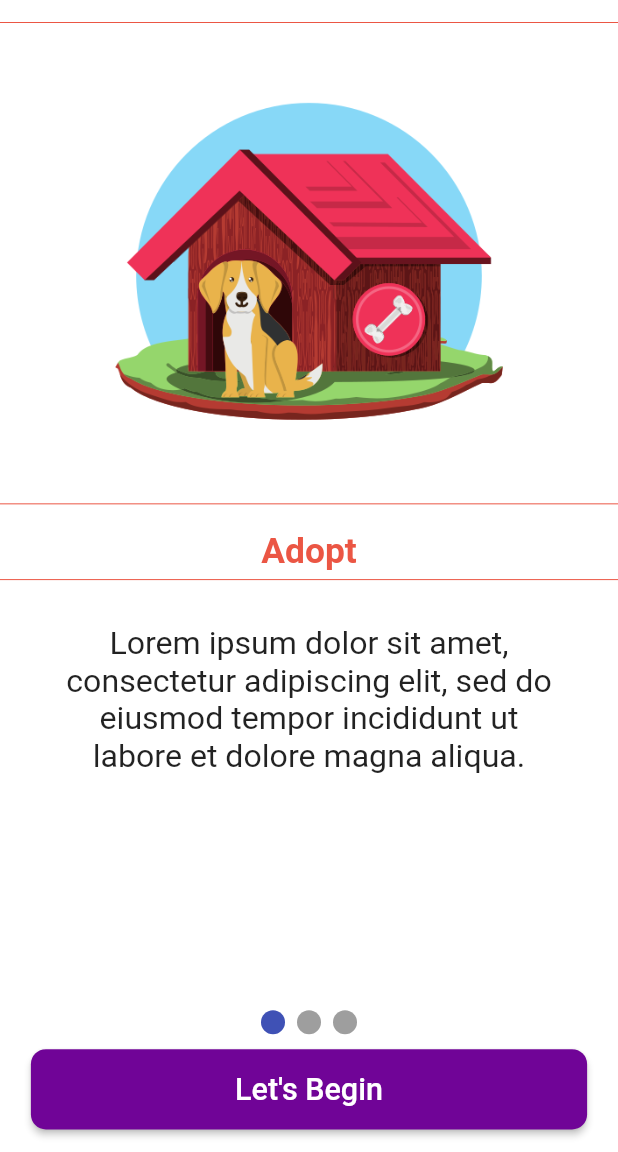
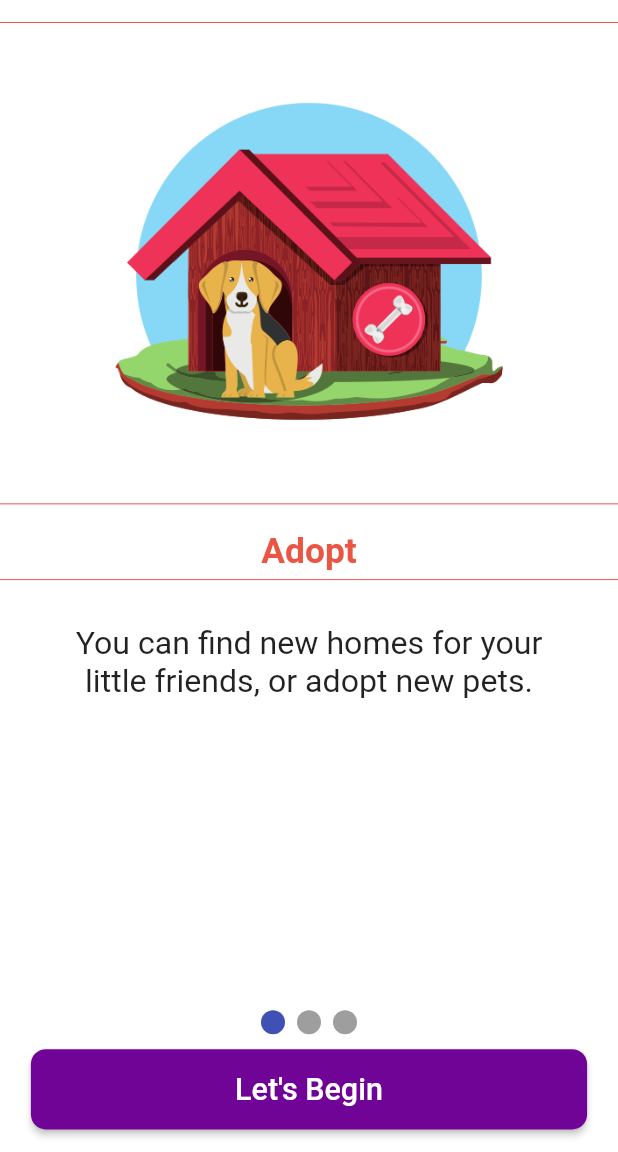
Before and after one commit to erennatala/CSE3044-Petiverse, a Flutter app: the ForumQuestionShare screen opened directly, after a tap on an icon or button, on a phone screen of 412 x 824 dp, the part 84-1236 px from its top. Run offline on Flutter 3.47's test engine with Material 2 defaults, Android fonts, the phone set to English and light mode, and no system bars; drawn by our look-alikes of smooth_page_indicator; our stand-ins replace cloud_firestore, email_validator, file_picker, firebase_auth, firebase_core, firebase_storage and 2 more; accounts and stored records are empty; project files that could hold a hidden picture were left out.

Commit message:
query for list order by date time, info pages texts change,

```diff
--- a/Application/petiverse/lib/screens/home/sharing_pages/forum_question_share.dart
+++ b/Application/petiverse/lib/screens/home/sharing_pages/forum_question_share.dart
@@ -2,6 +2,7 @@ import 'dart:convert';
 import 'dart:io';
 
 import 'package:email_validator/email_validator.dart';
+import 'package:file_picker/file_picker.dart';
 import 'package:flutter/cupertino.dart';
 import 'package:flutter/gestures.dart';
 import 'package:flutter/material.dart';
@@ -90,6 +91,7 @@ class _ForumQuestionShareState extends State<ForumQuestionShare> {
                       color: Color(0xFF2C2E4A)),
                 )),
               ),
+
               // WRAPPED THE INPUT FIELDS WITH FORM WIDGET SO WE CAN USE VALIDATION AND OTHER INPUT RELATED FUNCTIONS
               Form(
                 // validate input when user taps on next or submit button
@@ -99,6 +101,48 @@ class _ForumQuestionShareState extends State<ForumQuestionShare> {
                   children: [
                     Column(
                       children: [
+                        Container(
+                          padding: EdgeInsets.only(
+                              top: height * 0.04,
+                              left: width * 0.03,
+                              right: width * 0.03),
+                          width: double.infinity,
+                          height: height * 0.1,
+                          child: ElevatedButton(
+                            onPressed: () async {
+                              final selectedImage = await FilePicker.platform
+                                  .pickFiles(
+                                      allowMultiple: false,
+                                      type: FileType.custom,
+                                      allowedExtensions: ['png', 'jpg']);
+                              if (selectedImage == null) {
+                                ScaffoldMessenger.of(context).showSnackBar(
+                                    const SnackBar(
+                                        content: Text(
+                                            "Please choose a png of jpg to upload")));
+                              }
+                              final path = selectedImage?.files.single.path;
+                              final fileName = _title;
+                              await BackEndServices()
+                                  .uploadImage(path!, fileName);
+                            },
+                            child: RichText(
+                              text: TextSpan(
+                                text: 'Upload Photo',
+                                style: GoogleFonts.roboto(
+                                  fontSize: 24 * height * 0.0013,
+                                  fontWeight: FontWeight.w500,
+                                ),
+                              ),
+                            ),
+                            style: ElevatedButton.styleFrom(
+                              primary: Color.fromARGB(255, 118, 5, 101),
+                              shape: RoundedRectangleBorder(
+                                borderRadius: BorderRadius.circular(10),
+                              ),
+                            ),
+                          ),
+                        ),
                         Container(
                           width: double.infinity,
                           alignment: Alignment.topLeft,
--- a/Application/petiverse/lib/screens/start/info_page.dart
+++ b/Application/petiverse/lib/screens/start/info_page.dart
@@ -39,15 +39,15 @@ class _InfoPageState extends State<InfoPage> {
                 GeneralInfoPage(
                   'assets/images/adopt.png',
                   'Adopt',
-                  'Lorem ipsum dolor sit amet, consectetur adipiscing elit, sed do eiusmod tempor incididunt ut labore et dolore magna aliqua.',
+                  'You can find new homes for your little friends, or adopt new pets.',
                   Color(0xFFEB5644),
                   height,
                   width,
                 ),
                 GeneralInfoPage(
                   'assets/images/find-friend.png',
-                  'Find Friends For Your Pet',
-                  'Lorem ipsum dolor sit amet, consectetur adipiscing elit, sed do eiusmod tempor incididunt ut labore et dolore magna aliqua.',
+                  'Mating',
+                  'Evcil hayvanlarınıza yeni arkadaşlar edindirebilir, daha mutlu olmasını sağlayabilirsiniz.',
                   Color(0xFF37bff0),
                   height,
                   width,
@@ -55,7 +55,7 @@ class _InfoPageState extends State<InfoPage> {
                 GeneralInfoPage(
                   'assets/images/help-ad.png',
                   'Help the animals in need',
-                  'Lorem ipsum dolor sit amet, consectetur adipiscing elit, sed do eiusmod tempor incididunt ut labore et dolore magna aliqua.',
+                  'You can open aid advertisements for stray animals that you see in an emergency, and save the lives of our little friends.',
                   Color.fromARGB(255, 112, 4, 129),
                   height,
                   width,
```
Also changed, not shown: Application/petiverse/lib/screens/home/sharing_pages/help_proclomation_share.dart (+40 -0 lines), Application/petiverse/lib/screens/home/sharing_pages/mating_proclomation_share.dart (+40 -0 lines), Application/petiverse/lib/services/back_end.dart (+5 -5 lines), Application/petiverse/assets/images/dummy.jpg (added).
